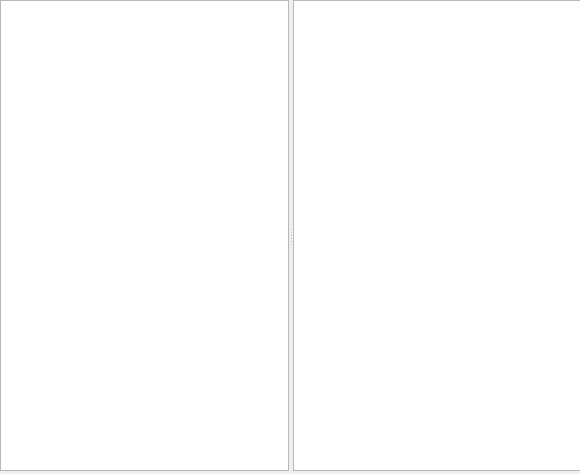
Above: plugins/Affine/Affine_MDIWidget.ui from pyIVLS/pyIVLS before the change. Below: the same form after it.
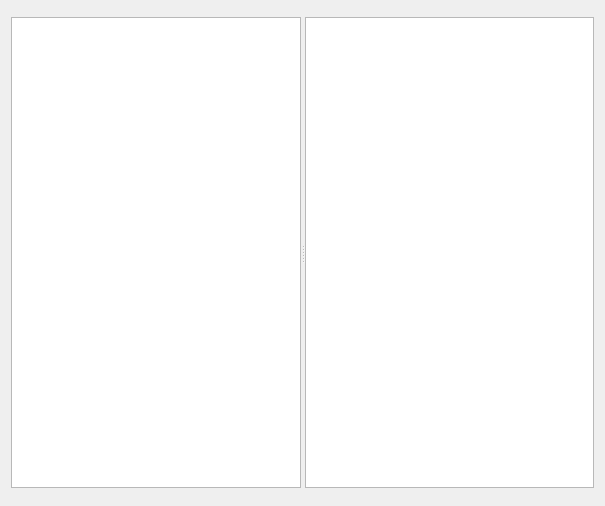
That is the form after the change.

Commit message: Widgets improvements for mdi Affine. view now scalable and the other graphicsview does not hog all of the real estate. TODO: zooming

```diff
--- a/plugins/Affine/Affine_MDIWidget.ui
+++ b/plugins/Affine/Affine_MDIWidget.ui
@@ -6,8 +6,8 @@
    <rect>
     <x>0</x>
     <y>0</y>
-    <width>580</width>
-    <height>474</height>
+    <width>605</width>
+    <height>506</height>
    </rect>
   </property>
   <property name="minimumSize">
@@ -19,21 +19,37 @@
   <property name="windowTitle">
    <string>Affine preview</string>
   </property>
-  <widget class="QSplitter" name="splitter">
-   <property name="geometry">
-    <rect>
-     <x>0</x>
-     <y>0</y>
-     <width>581</width>
-     <height>471</height>
-    </rect>
-   </property>
-   <property name="orientation">
-    <enum>Qt::Orientation::Horizontal</enum>
-   </property>
-   <widget class="QGraphicsView" name="Gds"/>
-   <widget class="QGraphicsView" name="Camera"/>
-  </widget>
+  <layout class="QVBoxLayout" name="verticalLayout">
+   <item>
+    <widget class="QSplitter" name="splitter">
+     <property name="orientation">
+      <enum>Qt::Orientation::Horizontal</enum>
+     </property>
+     <widget class="QGraphicsView" name="Gds">
+      <property name="maximumSize">
+       <size>
+        <width>16777215</width>
+        <height>471</height>
+       </size>
+      </property>
+      <property name="sizeAdjustPolicy">
+       <enum>QAbstractScrollArea::SizeAdjustPolicy::AdjustToContents</enum>
+      </property>
+     </widget>
+     <widget class="QGraphicsView" name="Camera">
+      <property name="maximumSize">
+       <size>
+        <width>16777215</width>
+        <height>471</height>
+       </size>
+      </property>
+      <property name="sizeAdjustPolicy">
+       <enum>QAbstractScrollArea::SizeAdjustPolicy::AdjustToContents</enum>
+      </property>
+     </widget>
+    </widget>
+   </item>
+  </layout>
  </widget>
  <resources/>
  <connections/>
```
